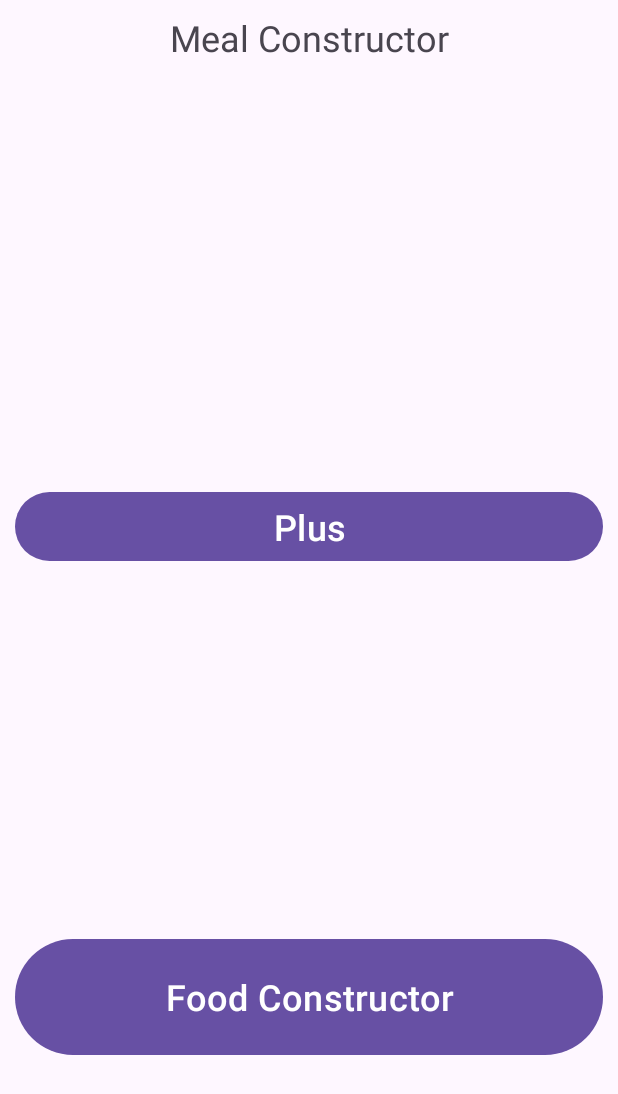
After one commit to Ducnnn/Project-Gym, an Android app: the MealsConstructorFragment screen opened through its navigation route, on a phone screen of 412 x 824 dp. The commit adds this screen. Shown: the top 1094 px of the screen. Run offline under Robolectric (Android 15) with nearby library versions, the phone set to English and light mode, and no system bars; our stand-ins replace Firebase (no records; nobody signed in at launch, a user with empty details on screens opened directly).

Commit message:
finished meal constructor screen skeleton

```diff
--- /dev/null
+++ b/app/src/main/java/com/example/projectgym/MealsConstructorFragment.kt
@@ -0,0 +1,59 @@
+package com.example.projectgym
+
+import android.os.Bundle
+import androidx.fragment.app.Fragment
+import android.view.LayoutInflater
+import android.view.View
+import android.view.ViewGroup
+
+// TODO: Rename parameter arguments, choose names that match
+// the fragment initialization parameters, e.g. ARG_ITEM_NUMBER
+private const val ARG_PARAM1 = "param1"
+private const val ARG_PARAM2 = "param2"
+
+/**
+ * A simple [Fragment] subclass.
+ * Use the [MealsConstructorFragment.newInstance] factory method to
+ * create an instance of this fragment.
+ */
+class MealsConstructorFragment : Fragment() {
+    // TODO: Rename and change types of parameters
+    private var param1: String? = null
+    private var param2: String? = null
+
+    override fun onCreate(savedInstanceState: Bundle?) {
+        super.onCreate(savedInstanceState)
+        arguments?.let {
+            param1 = it.getString(ARG_PARAM1)
+            param2 = it.getString(ARG_PARAM2)
+        }
+    }
+
+    override fun onCreateView(
+        inflater: LayoutInflater, container: ViewGroup?,
+        savedInstanceState: Bundle?
+    ): View? {
+        // Inflate the layout for this fragment
+        return inflater.inflate(R.layout.fragment_meals_constructor, container, false)
+    }
+
+    companion object {
+        /**
+         * Use this factory method to create a new instance of
+         * this fragment using the provided parameters.
+         *
+         * @param param1 Parameter 1.
+         * @param param2 Parameter 2.
+         * @return A new instance of fragment fragment_meals_constructor.
+         */
+        // TODO: Rename and change types and number of parameters
+        @JvmStatic
+        fun newInstance(param1: String, param2: String) =
+            MealsConstructorFragment().apply {
+                arguments = Bundle().apply {
+                    putString(ARG_PARAM1, param1)
+                    putString(ARG_PARAM2, param2)
+                }
+            }
+    }
+}
--- a/app/src/main/java/com/example/projectgym/MealsMenuFragment.kt
+++ b/app/src/main/java/com/example/projectgym/MealsMenuFragment.kt
@@ -5,6 +5,8 @@ import androidx.fragment.app.Fragment
 import android.view.LayoutInflater
 import android.view.View
 import android.view.ViewGroup
+import android.widget.Button
+import androidx.navigation.fragment.findNavController
 
 
 class MealsMenuFragment : Fragment() {
@@ -20,4 +22,12 @@ class MealsMenuFragment : Fragment() {
 
         return inflater.inflate(R.layout.fragment_meals_menu, container, false)
     }
+
+    override fun onViewCreated(view: View, savedInstanceState: Bundle?) {
+        super.onViewCreated(view, savedInstanceState)
+        val btn_add =view.findViewById<Button>(R.id.btn_add)
+        btn_add.setOnClickListener {
+            findNavController().navigate(R.id.action_mealsMenuFragment_to_mealsConstructorFragment)
+        }
+    }
 }
--- /dev/null
+++ b/app/src/main/res/layout/fragment_meals_constructor.xml
@@ -0,0 +1,69 @@
+<?xml version="1.0" encoding="utf-8"?>
+<FrameLayout xmlns:android="http://schemas.android.com/apk/res/android"
+    xmlns:app="http://schemas.android.com/apk/res-auto"
+    xmlns:tools="http://schemas.android.com/tools"
+    android:layout_width="match_parent"
+    android:layout_height="match_parent"
+    tools:context=".MealsConstructorFragment">
+
+    <!-- TODO: Update blank fragment layout -->
+    <androidx.constraintlayout.widget.ConstraintLayout
+        android:layout_width="match_parent"
+        android:layout_height="match_parent">
+
+
+        <TextView
+            android:id="@+id/mealconstructortext"
+            android:layout_width="match_parent"
+            android:layout_height="50dp"
+            android:gravity="center"
+            android:text="Meal Constructor"
+            android:textSize="24sp"
+            app:layout_constraintEnd_toEndOf="parent"
+            app:layout_constraintStart_toStartOf="parent"
+            app:layout_constraintTop_toTopOf="parent" />
+
+
+
+        <LinearLayout
+            android:id="@+id/linearLayout7"
+            android:layout_width="match_parent"
+            android:layout_height="400dp"
+            android:layout_marginLeft="10dp"
+            android:layout_marginRight="10dp"
+            android:layout_marginBottom="100dp"
+            android:orientation="vertical"
+            android:weightSum="1.0"
+            app:layout_constraintBottom_toBottomOf="parent"
+            app:layout_constraintEnd_toEndOf="parent"
+            app:layout_constraintStart_toStartOf="parent">
+
+            <Button
+                android:id="@+id/btn_add"
+                android:layout_width="match_parent"
+                android:layout_height="22dp"
+                android:layout_weight="0.1"
+                android:textSize="24sp"
+                android:text="Plus" />
+
+            <androidx.recyclerview.widget.RecyclerView
+                android:layout_width="match_parent"
+                android:layout_height="0dp"
+                android:layout_weight="0.75" />
+
+
+            <Button
+                android:id="@+id/food_cnstr_btn"
+                android:layout_width="match_parent"
+                android:layout_height="wrap_content"
+                android:layout_weight="0.1"
+                android:textSize="24sp"
+                android:text="Food Constructor" />
+
+
+        </LinearLayout>
+
+    </androidx.constraintlayout.widget.ConstraintLayout>
+
+
+</FrameLayout>
--- a/app/src/main/res/layout/fragment_meals_menu.xml
+++ b/app/src/main/res/layout/fragment_meals_menu.xml
@@ -97,7 +97,7 @@
 
 
             <Button
-                android:id="@+id/plus"
+                android:id="@+id/btn_add"
                 android:layout_width="match_parent"
                 android:layout_height="0dp"
                 android:layout_weight="0.2"
--- a/app/src/main/res/navigation/navigation_graph.xml
+++ b/app/src/main/res/navigation/navigation_graph.xml
@@ -42,5 +42,14 @@
         android:id="@+id/mealsMenuFragment"
         android:name="com.example.projectgym.MealsMenuFragment"
         android:label="fragment_meals_menu"
-        tools:layout="@layout/fragment_meals_menu" />
+        tools:layout="@layout/fragment_meals_menu" >
+        <action
+            android:id="@+id/action_mealsMenuFragment_to_mealsConstructorFragment"
+            app:destination="@id/mealsConstructorFragment" />
+    </fragment>
+    <fragment
+        android:id="@+id/mealsConstructorFragment"
+        android:name="com.example.projectgym.MealsConstructorFragment"
+        android:label="fragment_meals_constructor"
+        tools:layout="@layout/fragment_meals_constructor" />
 </navigation>
```
Also changed, not shown: 1 other file.
